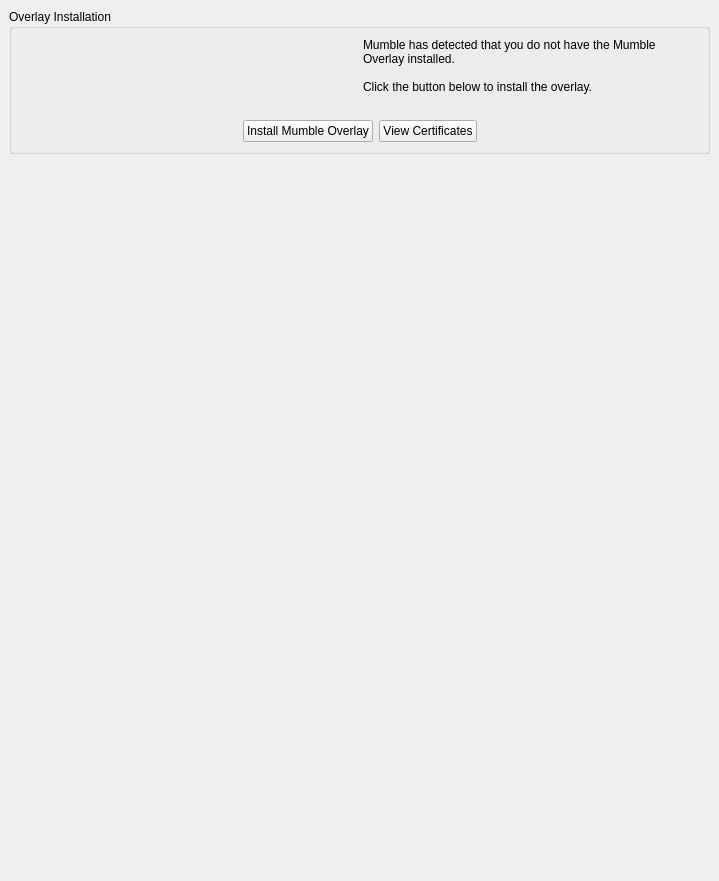
First picture: the form in src/mumble/Overlay.ui, repository mumble-voip/mumble, before the edit.
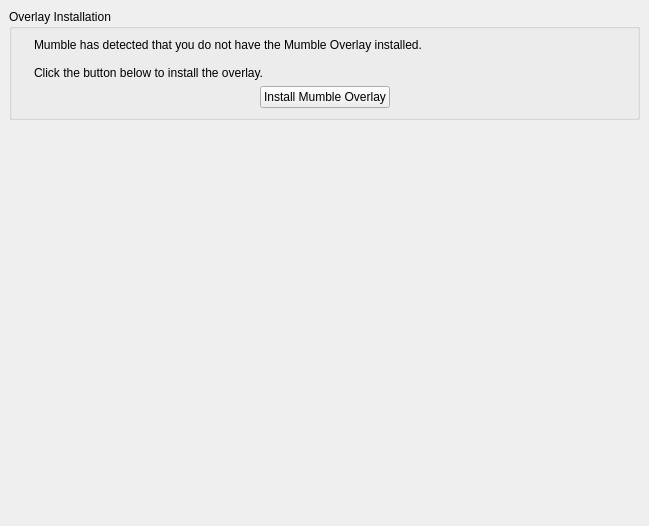
Second picture: the form after the edit. The open tabs and pages were chosen to show the change. Icons and pictures are not drawn.

Commit message: Overlay: simplify OS X overlay installation.

Patch:
```diff
--- a/src/mumble/Overlay.ui
+++ b/src/mumble/Overlay.ui
@@ -6,8 +6,8 @@
    <rect>
     <x>0</x>
     <y>0</y>
-    <width>719</width>
-    <height>881</height>
+    <width>649</width>
+    <height>526</height>
    </rect>
   </property>
   <property name="windowTitle">
@@ -400,9 +400,15 @@
          </property>
          <layout class="QVBoxLayout" name="verticalLayout_11">
           <item>
-           <layout class="QHBoxLayout" name="horizontalLayout_5">
-            <item>
+           <layout class="QFormLayout" name="formLayout">
+            <item row="0" column="0">
              <widget class="QLabel" name="qlInstallIcon">
+              <property name="sizePolicy">
+               <sizepolicy hsizetype="Minimum" vsizetype="Minimum">
+                <horstretch>0</horstretch>
+                <verstretch>0</verstretch>
+               </sizepolicy>
+              </property>
               <property name="text">
                <string/>
               </property>
@@ -411,28 +417,26 @@
               </property>
              </widget>
             </item>
-            <item>
-             <layout class="QVBoxLayout" name="verticalLayout_6">
-              <item>
+            <item row="0" column="1">
                <widget class="QLabel" name="qlInstallText">
+              <property name="sizePolicy">
+               <sizepolicy hsizetype="Expanding" vsizetype="Minimum">
+                <horstretch>0</horstretch>
+                <verstretch>0</verstretch>
+               </sizepolicy>
+              </property>
                 <property name="text">
                  <string>Mumble has detected that you do not have the Mumble Overlay installed.
 
 Click the button below to install the overlay.</string>
                 </property>
+              <property name="alignment">
+               <set>Qt::AlignLeading|Qt::AlignLeft|Qt::AlignVCenter</set>
+              </property>
                 <property name="wordWrap">
                  <bool>true</bool>
                 </property>
                </widget>
-              </item>
-              <item>
-               <widget class="QLabel" name="qlInstallValidityText">
-                <property name="text">
-                 <string/>
-                </property>
-               </widget>
-              </item>
-             </layout>
             </item>
            </layout>
           </item>
@@ -458,13 +462,6 @@
               </property>
              </widget>
             </item>
-            <item>
-             <widget class="QPushButton" name="qpbShowCerts">
-              <property name="text">
-               <string>View Certificates</string>
-              </property>
-             </widget>
-            </item>
             <item>
              <spacer name="horizontalSpacer_2">
               <property name="orientation">
```
Left out of the diff: 33 changed lines with no effect on the pictures. Lines whose indentation alone changed are shown as unchanged. The commit also changes 5 other files.
